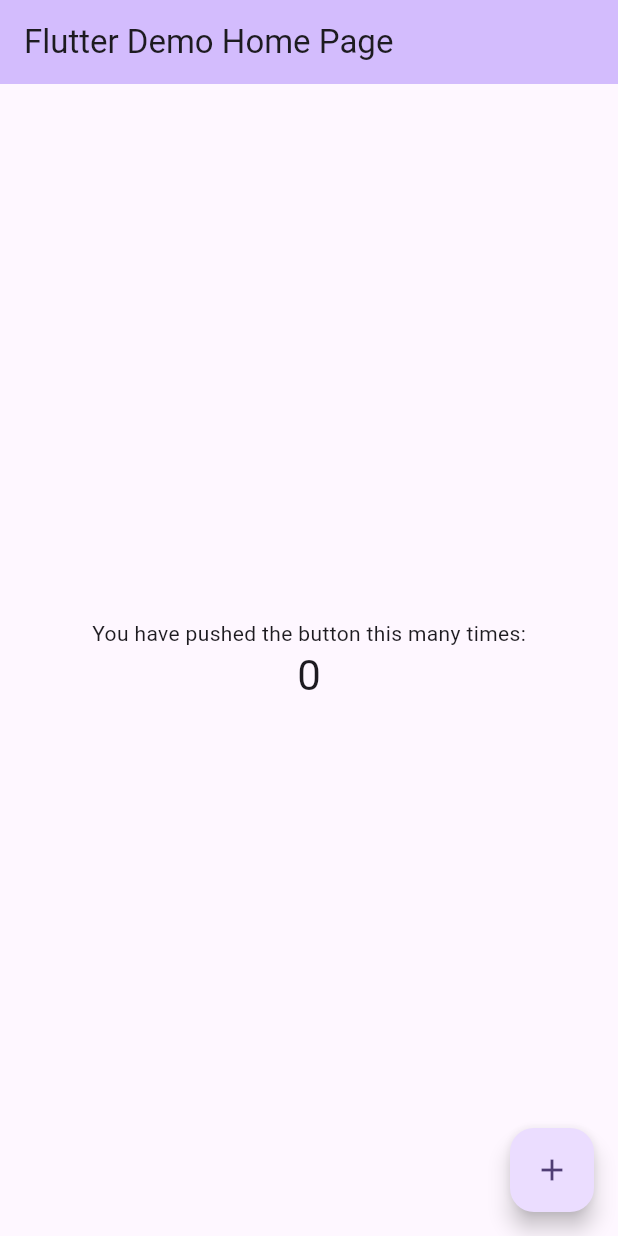
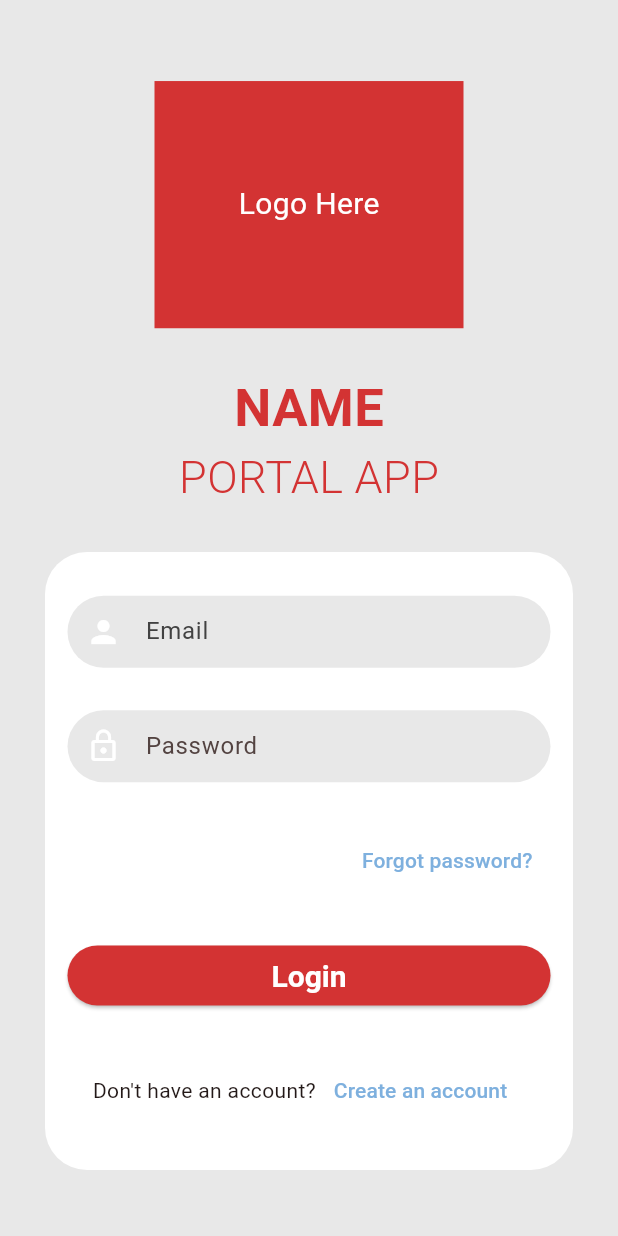
Before and after one commit to Bipoeman/Softdev-2-Group-1-Frontend, a Flutter app: the screen it shows after launch, on a phone screen of 412 x 824 dp. Run offline on Flutter 3.47's test engine with Material 3 defaults, Android fonts, the phone set to English and light mode, and no system bars.

Commit message:
Login page mockup

```diff
--- /dev/null
+++ b/lib/User/login.dart
@@ -0,0 +1,163 @@
+import "package:flutter/material.dart";
+
+Color backgroundColor = Color(0xffe8e8e8);
+Color mainColor = Color(0xffd33333);
+
+class LoginPage extends StatefulWidget {
+  const LoginPage({super.key});
+
+  @override
+  State<LoginPage> createState() => _LoginPageState();
+}
+
+class _LoginPageState extends State<LoginPage> {
+  @override
+  Widget build(BuildContext context) {
+    Size size = MediaQuery.of(context).size;
+    return Scaffold(
+      backgroundColor: backgroundColor,
+      body: SafeArea(
+        child: CustomScrollView(
+          slivers: [
+            SliverFillRemaining(
+              hasScrollBody: false,
+              child: Center(
+                child: Column(
+                  mainAxisAlignment: MainAxisAlignment.spaceAround,
+                  children: [
+                    Container(
+                      alignment: Alignment.center,
+                      margin: const EdgeInsets.fromLTRB(0, 40, 0, 0),
+                      height: size.height * 0.2,
+                      width: size.width * 0.5,
+                      decoration: BoxDecoration(
+                        color: mainColor,
+                      ),
+                      child: const Text(
+                        "Logo Here",
+                        style: TextStyle(
+                          color: Colors.white,
+                          fontSize: 20,
+                        ),
+                      ),
+                    ),
+                    Column(
+                      children: [
+                        Text(
+                          "NAME",
+                          style: TextStyle(
+                            color: mainColor,
+                            fontWeight: FontWeight.bold,
+                            fontSize: 35,
+                          ),
+                        ),
+                        Text(
+                          "PORTAL APP",
+                          style: TextStyle(
+                            color: mainColor,
+                            fontWeight: FontWeight.w300,
+                            fontSize: 30,
+                          ),
+                        ),
+                      ],
+                    ),
+                    Container(
+                      padding: const EdgeInsets.all(15),
+                      margin: const EdgeInsets.fromLTRB(30, 0, 30, 30),
+                      width: double.infinity,
+                      height: size.height * 0.5,
+                      decoration: BoxDecoration(
+                        borderRadius: BorderRadius.circular(28),
+                        color: Colors.white,
+                      ),
+                      child: Column(
+                        mainAxisAlignment: MainAxisAlignment.spaceAround,
+                        children: [
+                          TextFormField(
+                            keyboardType: TextInputType.emailAddress,
+                            decoration: InputDecoration(
+                              fillColor: backgroundColor,
+                              filled: true,
+                              labelStyle: TextStyle(color: Colors.grey[800]),
+                              contentPadding:
+                                  const EdgeInsets.fromLTRB(30, 0, 5, 0),
+                              labelText: "Email",
+                              prefixIconColor: Colors.white,
+                              prefixIcon: const Icon(Icons.person),
+                              border: OutlineInputBorder(
+                                borderRadius: BorderRadius.circular(40),
+                                borderSide: BorderSide.none,
+                              ),
+                            ),
+                          ),
+                          TextFormField(
+                            keyboardType: TextInputType.visiblePassword,
+                            obscureText: true,
+                            decoration: InputDecoration(
+                              fillColor: backgroundColor,
+                              filled: true,
+                              contentPadding:
+                                  const EdgeInsets.fromLTRB(30, 0, 5, 0),
+                              labelText: "Password",
+                              prefixIconColor: Colors.white,
+                              prefixIcon: const Icon(Icons.lock_outline),
+                              border: OutlineInputBorder(
+                                borderRadius: BorderRadius.circular(40),
+                                borderSide: BorderSide.none,
+                              ),
+                            ),
+                          ),
+                          Align(
+                            alignment: Alignment.centerRight,
+                            child: TextButton(
+                              child: const Text(
+                                "Forgot password?",
+                                style: TextStyle(color: Color(0xff7eb0de)),
+                              ),
+                              onPressed: () {},
+                            ),
+                          ),
+                          Container(
+                            width: double.infinity,
+                            child: ElevatedButton(
+                              style: ElevatedButton.styleFrom(
+                                backgroundColor: mainColor,
+                                textStyle: const TextStyle(
+                                  color: Colors.white,
+                                  fontWeight: FontWeight.bold,
+                                  fontSize: 20,
+                                ),
+                                foregroundColor: Colors.white,
+                              ),
+                              child: const Text("Login"),
+                              onPressed: () {},
+                            ),
+                          ),
+                          Row(
+                            mainAxisAlignment: MainAxisAlignment.center,
+                            children: [
+                              const Text("Don't have an account?"),
+                              TextButton(
+                                onPressed: () {},
+                                child: const Text(
+                                  "Create an account",
+                                  style: TextStyle(
+                                    color: Color(0xff7eb0de),
+                                  ),
+                                ),
+                              ),
+                            ],
+                          ),
+                        ],
+                      ),
+                    ),
+                  ],
+                ),
+              ),
+            ),
+          ],
+        ),
+      ),
+    );
+  }
+}
--- a/lib/main.dart
+++ b/lib/main.dart
@@ -1,7 +1,39 @@
 import 'package:flutter/material.dart';
+import 'package:super_app_group_1/User/login.dart';
+
+ThemeData mainTheme = ThemeData(
+  colorScheme:
+      ColorScheme.fromSeed(seedColor: const Color.fromARGB(255, 203, 46, 35)),
+  useMaterial3: true,
+);
+
+// ThemeData customTheme = ThemeData(
+//   primaryTextTheme:
+// );
 
 void main() {
-  runApp(const MyApp());
+  runApp(const SuperApp());
+}
+
+class SuperApp extends StatefulWidget {
+  const SuperApp({super.key});
+
+  @override
+  State<SuperApp> createState() => _SuperAppState();
+}
+
+class _SuperAppState extends State<SuperApp> {
+  @override
+  Widget build(BuildContext context) {
+    return MaterialApp(
+      initialRoute: "/login",
+      routes: {
+        "/login": (context) => const LoginPage(),
+      },
+      title: "Super App Group 1",
+      theme: mainTheme,
+    );
+  }
 }
 
 class MyApp extends StatelessWidget {
@@ -12,25 +44,7 @@
   Widget build(BuildContext context) {
     return MaterialApp(
       title: 'Flutter Demo',
-      theme: ThemeData(
-        // This is the theme of your application.
-        //
-        // TRY THIS: Try running your application with "flutter run". You'll see
-        // the application has a purple toolbar. Then, without quitting the app,
-        // try changing the seedColor in the colorScheme below to Colors.green
-        // and then invoke "hot reload" (save your changes or press the "hot
-        // reload" button in a Flutter-supported IDE, or press "r" if you used
-        // the command line to start the app).
-        //
-        // Notice that the counter didn't reset back to zero; the application
-        // state is not lost during the reload. To reset the state, use hot
-        // restart instead.
-        //
-        // This works for code too, not just values: Most code changes can be
-        // tested with just a hot reload.
-        colorScheme: ColorScheme.fromSeed(seedColor: Colors.deepPurple),
-        useMaterial3: true,
-      ),
+      theme: mainTheme,
       home: const MyHomePage(title: 'Flutter Demo Home Page'),
     );
   }
```
